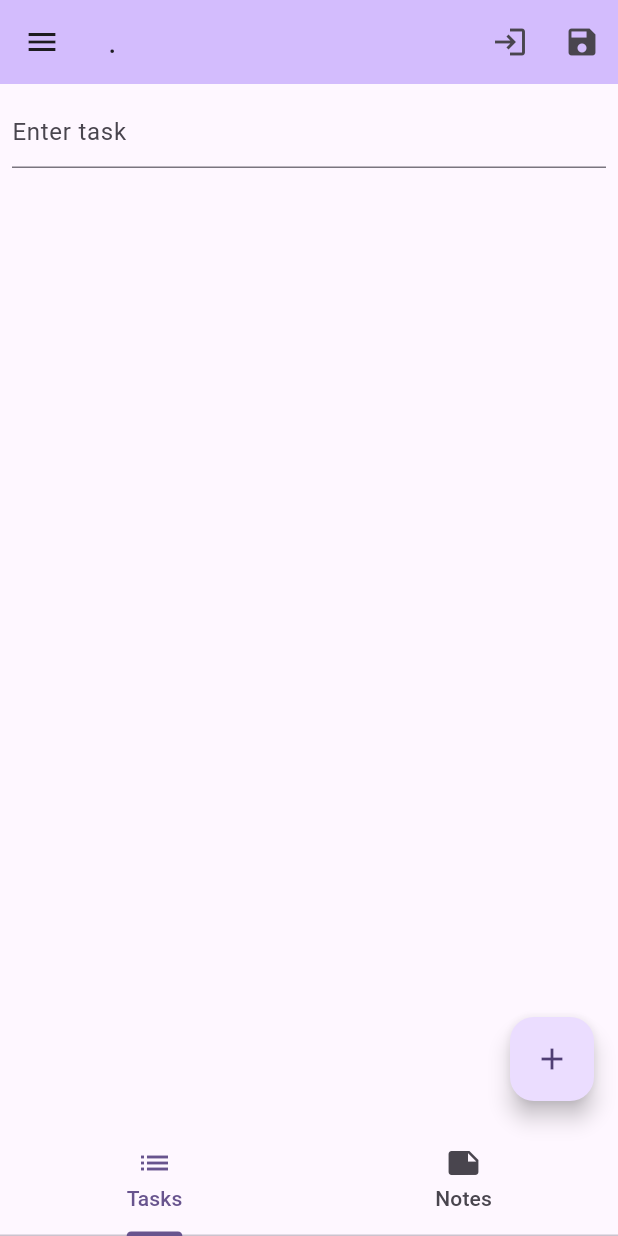
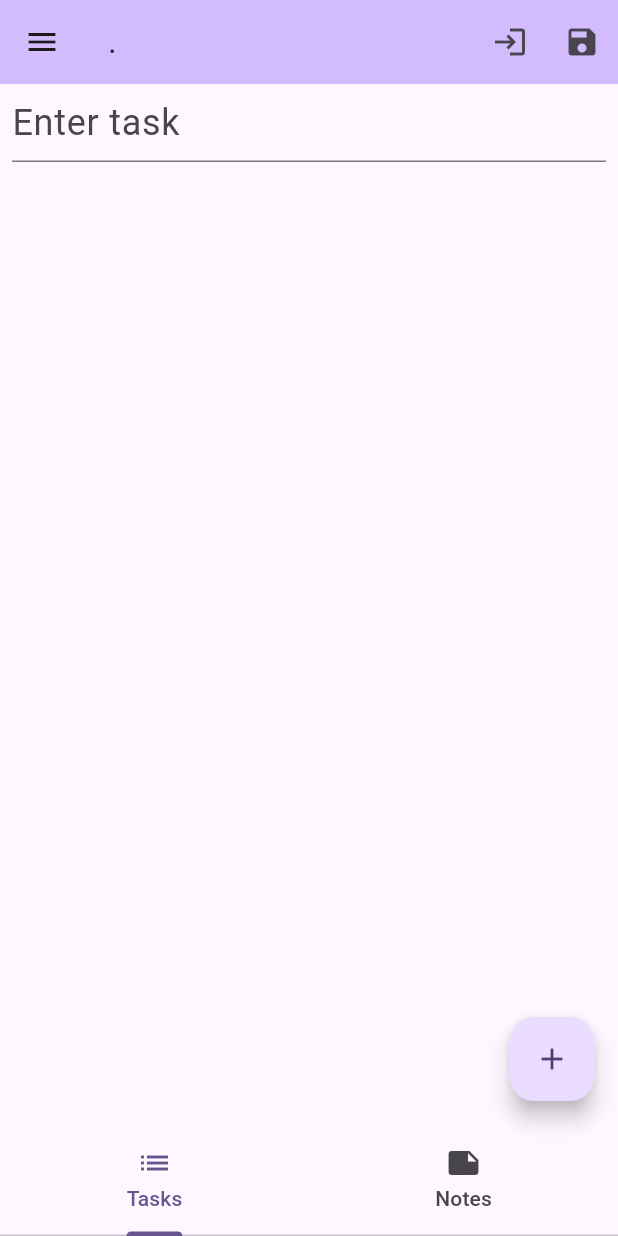
Before and after one commit to kmixter/completion-scheduler, a Flutter app: the screen it shows after launch, after a tap on the "add" icon, on a phone screen of 412 x 824 dp. Run offline on Flutter 3.47's test engine with Material 3 defaults, Android fonts, the light colour scheme and no system bars; our stand-ins replace file_picker, google_sign_in, watcher; missing offline and left inert: oauth2; statements that could not run were skipped.

Commit message:
Change spacing and text to be easier to read

```diff
--- a/lib/main.dart
+++ b/lib/main.dart
@@ -407,12 +407,14 @@ class _MyHomePageState extends State<MyHomePage>
                         itemCount: _controllers.length,
                         itemBuilder: (context, index) {
                           return Padding(
-                            padding: const EdgeInsets.all(8.0),
+                            padding: const EdgeInsets.symmetric(
+                                vertical: 0, horizontal: 8.0),
                             child: TextField(
                               controller: _controllers[index],
                               focusNode: _focusNodes[index],
                               decoration:
                                   InputDecoration(hintText: 'Enter task'),
+                              style: TextStyle(fontSize: 24),
                               onChanged: (newValue) {
                                 setState(() {
                                   _hasChanges = true;
@@ -431,6 +433,7 @@ class _MyHomePageState extends State<MyHomePage>
                             hintText: 'Enter notes',
                             border: OutlineInputBorder(),
                           ),
+                          style: TextStyle(fontSize: 24),
                         ),
                       ),
                     ],
```
